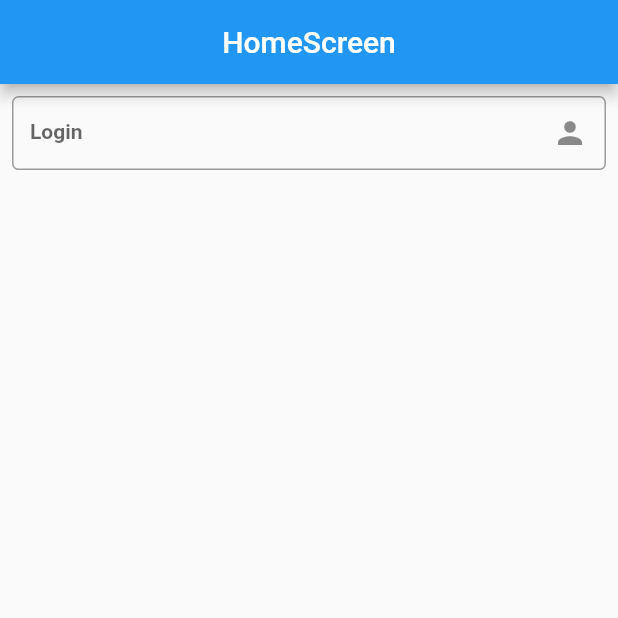
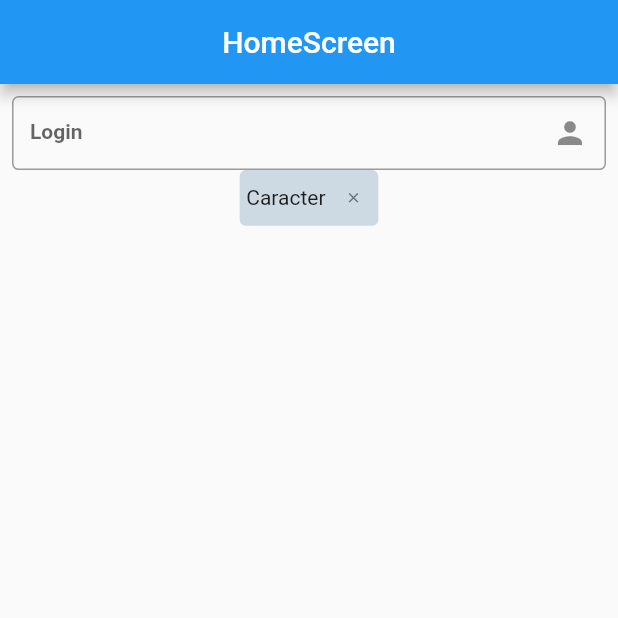
Before and after one commit to congfandi/booking_app, a Flutter app: the screen it shows after launch, on a phone screen of 412 x 824 dp, the top half of it. Run offline on Flutter 3.47's test engine with Material 2 defaults, Android fonts, the phone set to English and light mode, and no system bars; our stand-ins replace flutter_screenutil, get.

Commit message:
WIP : Finish category.dart as button category

```diff
--- /dev/null
+++ b/lib/infrastructure/widgets/category.dart
@@ -0,0 +1,40 @@
+import 'package:booking_app/infrastructure/theme/theme.dart';
+import 'package:flutter/material.dart';
+
+class CategoryEvent extends StatelessWidget {
+  const CategoryEvent({Key? key, required this.onTap, required this.title})
+      : super(key: key);
+  final String title;
+  final Function onTap;
+
+  @override
+  Widget build(BuildContext context) {
+    return Container(
+      height: SizeStyles.height30,
+      decoration: BoxDecoration(
+        borderRadius: BorderRadius.circular(4),
+        color: ColourStyles.ink["04"],
+      ),
+      child: Row(
+        mainAxisSize: MainAxisSize.min,
+        children: [
+          SizedBox(width: SizeStyles.width4),
+          Text(
+            title,
+            style: TextStyles.paragraphMedium,
+          ),
+          SizedBox(width: SizeStyles.width12),
+          GestureDetector(
+            onTap: () => onTap(),
+            child: Icon(
+              Icons.clear,
+              color: ColourStyles.ink["02"],
+              size: SizeStyles.width10,
+            ),
+          ),
+          SizedBox(width: SizeStyles.width10),
+        ],
+      ),
+    );
+  }
+}
--- a/lib/presentation/home/home.screen.dart
+++ b/lib/presentation/home/home.screen.dart
@@ -1,4 +1,6 @@
 import 'package:booking_app/infrastructure/widgets/app.input.dart';
+import 'package:booking_app/infrastructure/widgets/category.dart';
+import 'package:flutter/foundation.dart';
 import 'package:flutter/material.dart';
 
 import 'package:get/get.dart';
@@ -18,11 +20,12 @@ class HomeScreen extends GetView<HomeController> {
       body: Padding(
         padding: const EdgeInsets.all(8.0),
         child: Column(
-          children: const [
-            AppInput(
+          children:  [
+            const AppInput(
               label: 'Login',
               suffix: Icon(Icons.person),
             ),
+           CategoryEvent(onTap: (){}, title: "Caracter")
           ],
         ),
       ),
```
